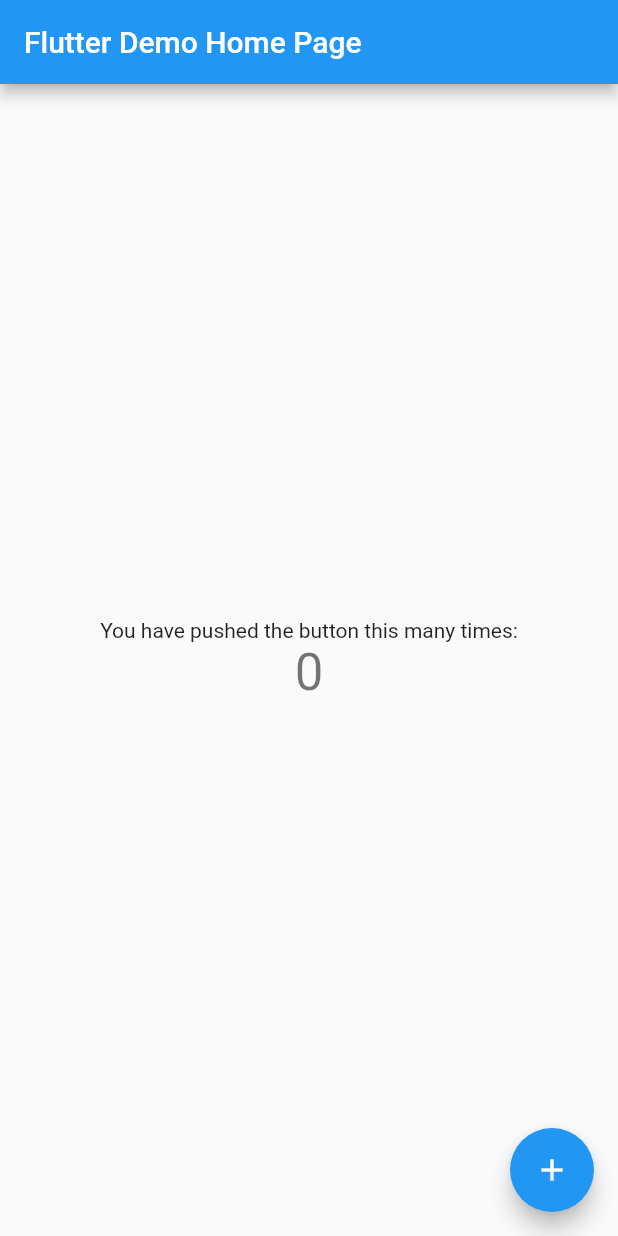
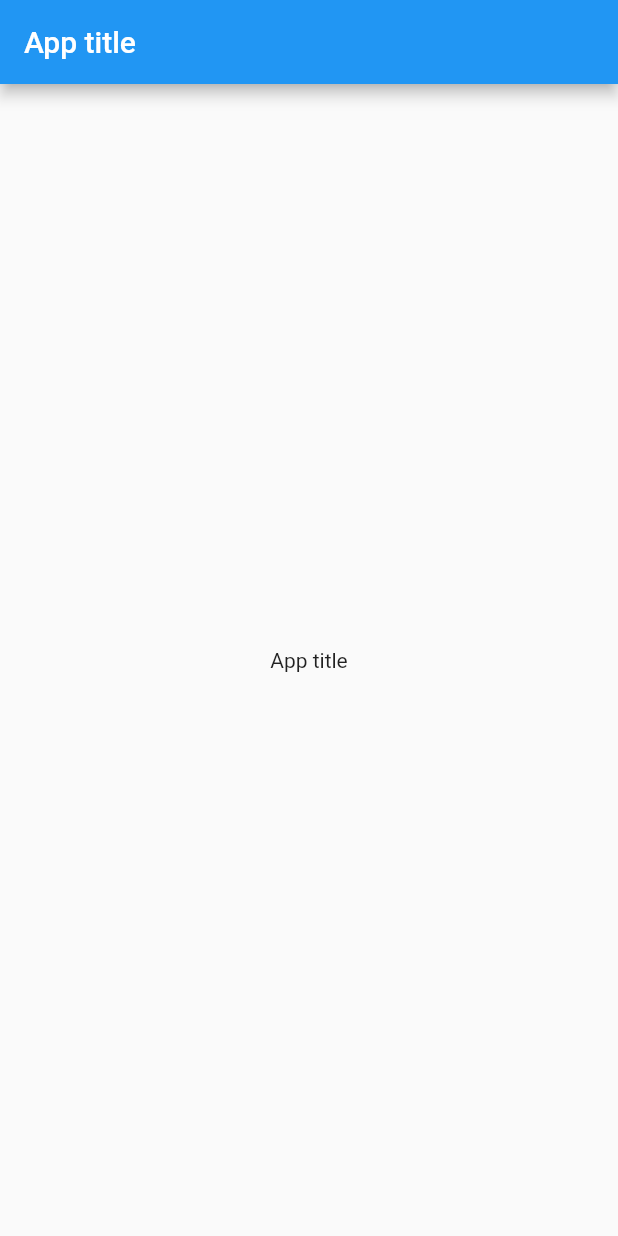
Before and after one commit to kurtces/mobile_percint, a Flutter app: the screen it shows after launch, on a phone screen of 412 x 824 dp. Run offline on Flutter 3.47's test engine with Material 2 defaults, Android fonts, the phone set to English and light mode, and no system bars.

Commit message:
20180605 - kurtces - i18n added.

```diff
--- /dev/null
+++ b/lib/i18n/i18n.dart
@@ -0,0 +1,46 @@
+import 'dart:async' show Future;
+import 'package:flutter/foundation.dart';
+import 'package:flutter/material.dart';
+
+class I18nLocalizations {
+  I18nLocalizations(this.locale);
+  final Locale locale;
+
+  static I18nLocalizations of(BuildContext context) {
+    return Localizations.of<I18nLocalizations>(context, I18nLocalizations);
+  }
+
+  static Map<String, Map<String, String>> _localizedValues = {
+    'en': {
+      'title': 'App title',
+      'googleLogin': 'Login with Google'
+    },
+    'es': {
+      'title': 'Título de App',
+      'googleLogin': 'Conectar con Google'
+    },
+  };
+  String get title {
+    return _localizedValues[locale.languageCode]['title'];
+  }
+  String get googleLogin {
+    return _localizedValues[locale.languageCode]['googleLogin'];
+  }
+}
+
+class I18nLocalizationsDelegate extends LocalizationsDelegate<I18nLocalizations> {
+  const I18nLocalizationsDelegate();
+
+  @override
+  bool isSupported(Locale locale) => ['en', 'es'].contains(locale.languageCode);
+
+  @override
+  Future<I18nLocalizations> load(Locale locale) {
+    // Returning a SynchronousFuture here because an async "load" operation
+    // isn't needed to produce an instance of DemoLocalizations.
+    return new SynchronousFuture<I18nLocalizations>(new I18nLocalizations(locale));
+  }
+
+  @override
+  bool shouldReload(I18nLocalizationsDelegate old) => false;
+}
--- a/lib/main.dart
+++ b/lib/main.dart
@@ -1,4 +1,6 @@
 import 'package:flutter/material.dart';
+import 'package:flutter_localizations/flutter_localizations.dart';
+import 'package:mobile_percint/i18n/i18n.dart';
 
 void main() => runApp(new MyApp());
 
@@ -7,7 +9,19 @@
   @override
   Widget build(BuildContext context) {
     return new MaterialApp(
-      title: 'Flutter Demo',
+      localizationsDelegates: [
+        const I18nLocalizationsDelegate(),
+        // ... app-specific localization delegate[s] here
+        GlobalMaterialLocalizations.delegate,
+        GlobalWidgetsLocalizations.delegate,
+      ],
+      supportedLocales: [
+        const Locale('en', 'US'), // English
+        const Locale('es', 'ES'), // Spanish
+        // ... other locales the app supports
+      ],
+      onGenerateTitle: (BuildContext context) => I18nLocalizations.of(context).title,
+      //title: 'Flutter Demo',
       theme: new ThemeData(
         // This is the theme of your application.
         //
@@ -19,91 +33,21 @@
         // counter didn't reset back to zero; the application is not restarted.
         primarySwatch: Colors.blue,
       ),
-      home: new MyHomePage(title: 'Flutter Demo Home Page'),
+      home: new MyHomePage(),
     );
   }
 }
 
-class MyHomePage extends StatefulWidget {
-  MyHomePage({Key key, this.title}) : super(key: key);
-
-  // This widget is the home page of your application. It is stateful, meaning
-  // that it has a State object (defined below) that contains fields that affect
-  // how it looks.
-
-  // This class is the configuration for the state. It holds the values (in this
-  // case the title) provided by the parent (in this case the App widget) and
-  // used by the build method of the State. Fields in a Widget subclass are
-  // always marked "final".
-
-  final String title;
-
-  @override
-  _MyHomePageState createState() => new _MyHomePageState();
-}
-
-class _MyHomePageState extends State<MyHomePage> {
-  int _counter = 0;
-
-  void _incrementCounter() {
-    setState(() {
-      // This call to setState tells the Flutter framework that something has
-      // changed in this State, which causes it to rerun the build method below
-      // so that the display can reflect the updated values. If we changed
-      // _counter without calling setState(), then the build method would not be
-      // called again, and so nothing would appear to happen.
-      _counter++;
-    });
-  }
-
+class MyHomePage extends StatelessWidget {
   @override
   Widget build(BuildContext context) {
-    // This method is rerun every time setState is called, for instance as done
-    // by the _incrementCounter method above.
-    //
-    // The Flutter framework has been optimized to make rerunning build methods
-    // fast, so that you can just rebuild anything that needs updating rather
-    // than having to individually change instances of widgets.
     return new Scaffold(
       appBar: new AppBar(
-        // Here we take the value from the MyHomePage object that was created by
-        // the App.build method, and use it to set our appbar title.
-        title: new Text(widget.title),
+        title: new Text(I18nLocalizations.of(context).title),
       ),
       body: new Center(
-        // Center is a layout widget. It takes a single child and positions it
-        // in the middle of the parent.
-        child: new Column(
-          // Column is also layout widget. It takes a list of children and
-          // arranges them vertically. By default, it sizes itself to fit its
-          // children horizontally, and tries to be as tall as its parent.
-          //
-          // Invoke "debug paint" (press "p" in the console where you ran
-          // "flutter run", or select "Toggle Debug Paint" from the Flutter tool
-          // window in IntelliJ) to see the wireframe for each widget.
-          //
-          // Column has various properties to control how it sizes itself and
-          // how it positions its children. Here we use mainAxisAlignment to
-          // center the children vertically; the main axis here is the vertical
-          // axis because Columns are vertical (the cross axis would be
-          // horizontal).
-          mainAxisAlignment: MainAxisAlignment.center,
-          children: <Widget>[
-            new Text(
-              'You have pushed the button this many times:',
-            ),
-            new Text(
-              '$_counter',
-              style: Theme.of(context).textTheme.display1,
-            ),
-          ],
-        ),
+        child: new Text(I18nLocalizations.of(context).title),
       ),
-      floatingActionButton: new FloatingActionButton(
-        onPressed: _incrementCounter,
-        tooltip: 'Increment',
-        child: new Icon(Icons.add),
-      ), // This trailing comma makes auto-formatting nicer for build methods.
     );
   }
 }
--- a/pubspec.yaml
+++ b/pubspec.yaml
@@ -8,6 +8,10 @@
   # The following adds the Cupertino Icons font to your application.
   # Use with the CupertinoIcons class for iOS style icons.
   cupertino_icons: ^0.1.2
+
+  # The following adds flutter i18n.
+  flutter_localizations:
+      sdk: flutter
 
 dev_dependencies:
   flutter_test:
```
Also changed, not shown: pubspec.lock.
